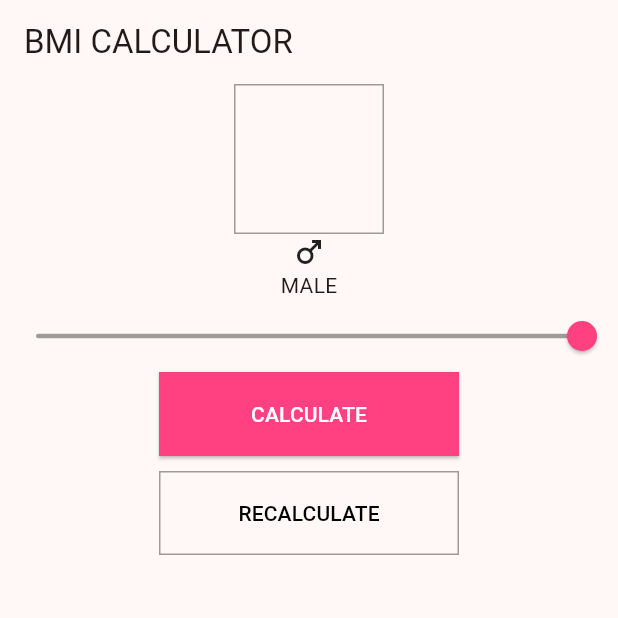
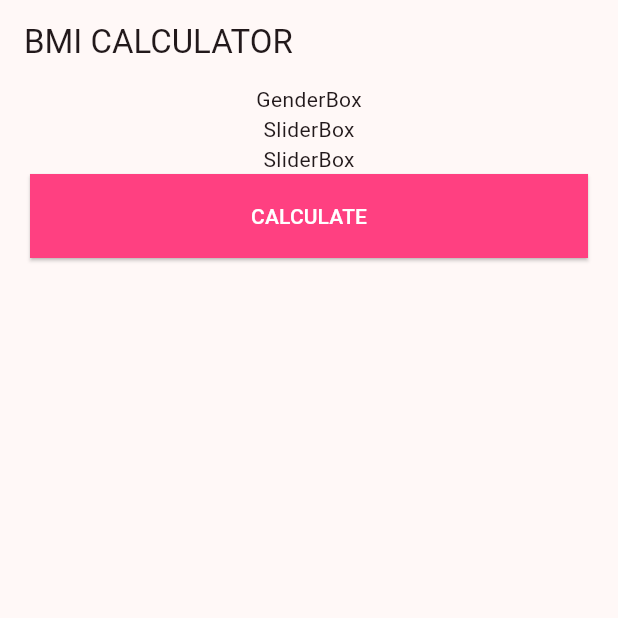
Before and after one commit to seoyeon-haru/flutter_bmi_app, a Flutter app: the screen it shows after launch, on a phone screen of 412 x 824 dp, the top half of it. Run offline on Flutter 3.47's test engine with Material 3 defaults, Android fonts, the phone set to English and light mode, and no system bars.

Commit message:
Apply padding to HomePage

```diff
--- a/lib/pages/home/home_page.dart
+++ b/lib/pages/home/home_page.dart
@@ -1,4 +1,6 @@
 import 'package:flutter/material.dart';
+import 'package:flutter_bmi_app/pages/home/widgets/gender_box.dart';
+import 'package:flutter_bmi_app/pages/home/widgets/slider_box.dart';
 
 class HomePage extends StatelessWidget {
   @override
@@ -7,37 +9,23 @@ class HomePage extends StatelessWidget {
       appBar: AppBar(
         title: Text('BMI CALCULATOR'),
       ),
-      body: Column(
+      body: Padding(
+        padding: const EdgeInsets.symmetric(horizontal: 20),
+        child: Column(
           children: [
-          Container(
-            width: 100,
-            height: 100,
-            decoration: BoxDecoration(
-                border: Border.all(
-              color: Theme.of(context).dividerColor,
-            )),
-          ),
-          Icon(Icons.male),
-          Text('MALE'),
-          Slider(value: 1, onChanged: (v) {}),
+            GenderBox(),
+            SliderBox(),
+            SliderBox(),
             SizedBox(
-            width: 200,
+              width: double.infinity,
               height: 56,
               child: ElevatedButton(
                 onPressed: () {},
                 child: Text('CALCULATE'),
               ),
             ),
-          SizedBox(height: 10),
-          SizedBox(
-            width: 200,
-            height: 56,
-            child: OutlinedButton(
-              onPressed: () {},
-              child: Text('RECALCULATE'),
+          ],
         ),
-          ),
-        ],
       ),
     );
   }
```
Lines whose indentation alone changed are shown as unchanged.
